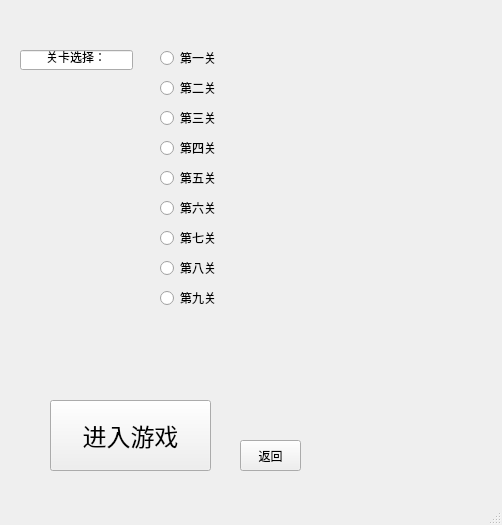
Before: the Qt Designer form Bejeweled/cstageselectdlg.ui in Paitesanshi/Data-Structure-Project, drawn with Qt 5.
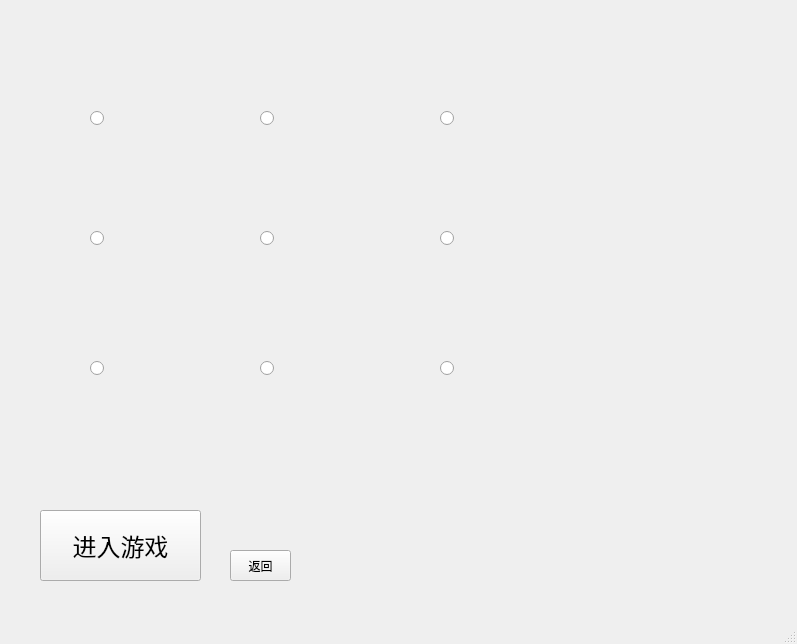
After: the same form once the commit is applied.

Commit message: 选关界面改动

Diff of the .ui file:
```diff
--- a/Bejeweled/cstageselectdlg.ui
+++ b/Bejeweled/cstageselectdlg.ui
@@ -6,8 +6,8 @@
    <rect>
     <x>0</x>
     <y>0</y>
-    <width>502</width>
-    <height>525</height>
+    <width>797</width>
+    <height>644</height>
    </rect>
   </property>
   <property name="windowTitle">
@@ -17,8 +17,8 @@
    <widget class="QPushButton" name="pushButton">
     <property name="geometry">
      <rect>
-      <x>50</x>
-      <y>400</y>
+      <x>40</x>
+      <y>510</y>
       <width>161</width>
       <height>71</height>
      </rect>
@@ -36,8 +36,8 @@
    <widget class="QPushButton" name="pushButton_2">
     <property name="geometry">
      <rect>
-      <x>240</x>
-      <y>440</y>
+      <x>230</x>
+      <y>550</y>
       <width>61</width>
       <height>31</height>
      </rect>
@@ -49,140 +49,118 @@
    <widget class="QRadioButton" name="radioButton">
     <property name="geometry">
      <rect>
-      <x>160</x>
-      <y>50</y>
+      <x>90</x>
+      <y>110</y>
       <width>89</width>
       <height>16</height>
      </rect>
     </property>
     <property name="text">
-     <string>第一关</string>
+     <string/>
     </property>
    </widget>
    <widget class="QRadioButton" name="radioButton_2">
     <property name="geometry">
      <rect>
-      <x>160</x>
-      <y>80</y>
+      <x>260</x>
+      <y>110</y>
       <width>89</width>
       <height>16</height>
      </rect>
     </property>
     <property name="text">
-     <string>第二关</string>
+     <string/>
     </property>
    </widget>
    <widget class="QRadioButton" name="radioButton_3">
     <property name="geometry">
      <rect>
-      <x>160</x>
+      <x>440</x>
       <y>110</y>
       <width>89</width>
       <height>16</height>
      </rect>
     </property>
     <property name="text">
-     <string>第三关</string>
+     <string/>
     </property>
    </widget>
    <widget class="QRadioButton" name="radioButton_4">
     <property name="geometry">
      <rect>
-      <x>160</x>
-      <y>140</y>
+      <x>90</x>
+      <y>230</y>
       <width>89</width>
       <height>16</height>
      </rect>
     </property>
     <property name="text">
-     <string>第四关</string>
+     <string/>
     </property>
    </widget>
    <widget class="QRadioButton" name="radioButton_5">
     <property name="geometry">
      <rect>
-      <x>160</x>
-      <y>170</y>
+      <x>260</x>
+      <y>230</y>
       <width>89</width>
       <height>16</height>
      </rect>
     </property>
     <property name="text">
-     <string>第五关</string>
+     <string/>
     </property>
    </widget>
    <widget class="QRadioButton" name="radioButton_6">
     <property name="geometry">
      <rect>
-      <x>160</x>
-      <y>200</y>
+      <x>440</x>
+      <y>230</y>
       <width>89</width>
       <height>16</height>
      </rect>
     </property>
     <property name="text">
-     <string>第六关</string>
+     <string/>
     </property>
    </widget>
    <widget class="QRadioButton" name="radioButton_7">
     <property name="geometry">
      <rect>
-      <x>160</x>
-      <y>230</y>
+      <x>90</x>
+      <y>360</y>
       <width>89</width>
       <height>16</height>
      </rect>
     </property>
     <property name="text">
-     <string>第七关</string>
+     <string/>
     </property>
    </widget>
    <widget class="QRadioButton" name="radioButton_8">
     <property name="geometry">
      <rect>
-      <x>160</x>
-      <y>260</y>
+      <x>260</x>
+      <y>360</y>
       <width>89</width>
       <height>16</height>
      </rect>
     </property>
     <property name="text">
-     <string>第八关</string>
+     <string/>
     </property>
    </widget>
    <widget class="QRadioButton" name="radioButton_9">
     <property name="geometry">
      <rect>
-      <x>160</x>
-      <y>290</y>
+      <x>440</x>
+      <y>360</y>
       <width>89</width>
       <height>16</height>
      </rect>
     </property>
     <property name="text">
-     <string>第九关</string>
-    </property>
-   </widget>
-   <widget class="QLineEdit" name="lineEdit">
-    <property name="geometry">
-     <rect>
-      <x>20</x>
-      <y>50</y>
-      <width>113</width>
-      <height>20</height>
-     </rect>
-    </property>
-    <property name="layoutDirection">
-     <enum>Qt::LeftToRight</enum>
-    </property>
-    <property name="text">
-     <string>关卡选择：</string>
-    </property>
-    <property name="alignment">
-     <set>Qt::AlignCenter</set>
-    </property>
-    <property name="readOnly">
-     <bool>true</bool>
+     <string/>
     </property>
    </widget>
   </widget>
```
Left out of the diff: 2 changed lines with no effect on the pictures. The commit also changes 4 other files.
